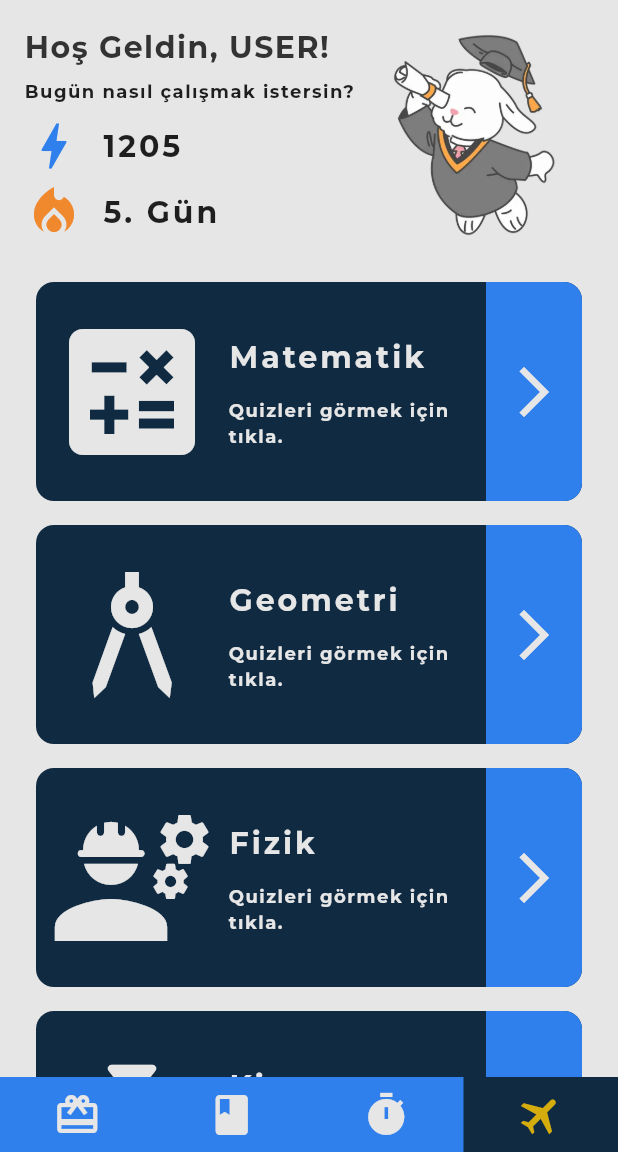
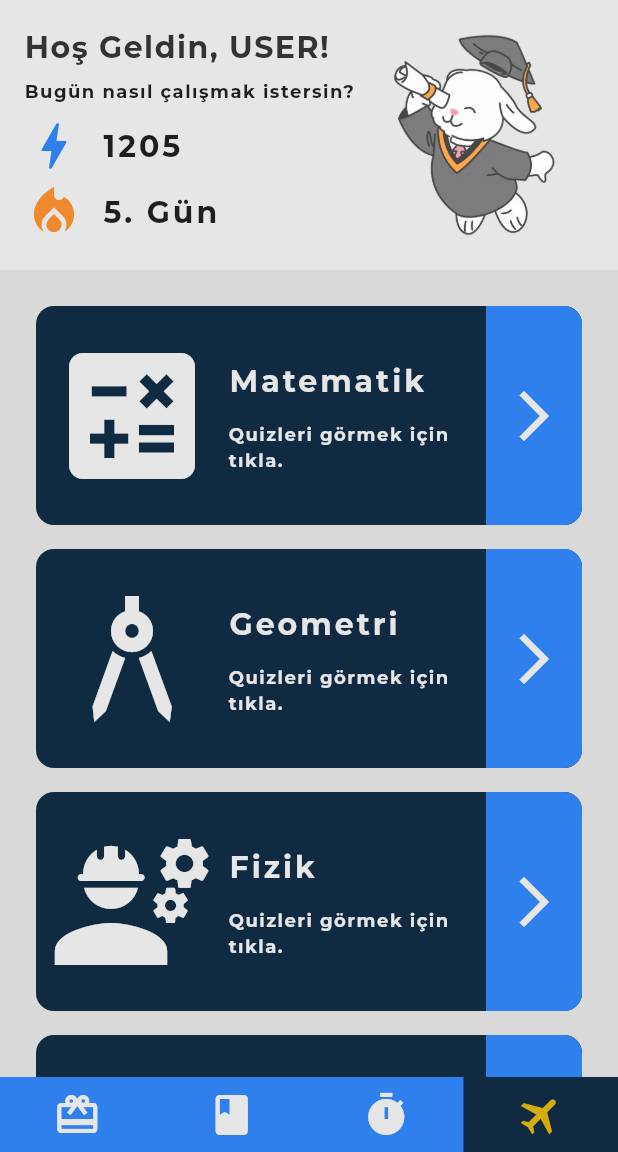
Before and after one commit to NisaDost/EduPilot, a Flutter app: the screen it shows after launch, on a phone screen of 412 x 824 dp, the part 84-1236 px from its top. Run offline on Flutter 3.47's test engine with Material 3 defaults, Android fonts, the phone set to English and light mode, and no system bars; our stand-ins replace firebase_core, flutter_riverpod, google_fonts, riverpod_annotation; accounts and stored records are empty; generated files the repository leaves out were written again.

Commit message:
add new color update bacground

```diff
--- a/edupilot/lib/screens/home/home_screen.dart
+++ b/edupilot/lib/screens/home/home_screen.dart
@@ -14,11 +14,13 @@ class HomeScreen extends ConsumerWidget {
     // final favLessons = ref.watch(favLessonsProvider);
 
     return SingleChildScrollView(
-      padding: const EdgeInsets.fromLTRB(16, 0, 16, 16),
       child: Column(
         children: [
           // Hoş Geldin ve hızlı bilgi ekranı
-          Row(
+          Container(
+            padding: const EdgeInsets.symmetric(horizontal: 16),
+            color: AppColors.backgroundColor,
+            child: Row(
               children: [
                 Column(
                   crossAxisAlignment: CrossAxisAlignment.start,
@@ -62,9 +64,11 @@ class HomeScreen extends ConsumerWidget {
                 ),
               ],
             ),
-
+          ),
           // ders kartları
-          ListView.builder(
+          Container(
+            padding: const EdgeInsets.all(16),
+            child: ListView.builder(
               shrinkWrap: true,
               physics: const NeverScrollableScrollPhysics(),
               itemCount: lessons.length,
@@ -77,6 +81,7 @@ class HomeScreen extends ConsumerWidget {
                 );
               }
             ),
+          ),
         ],
       ),
     );
--- a/edupilot/lib/screens/profile/profile_screen.dart
+++ b/edupilot/lib/screens/profile/profile_screen.dart
@@ -21,7 +21,7 @@ class _ProfileScreenState extends State<ProfileScreen> {
     return SingleChildScrollView(
       scrollDirection: Axis.vertical,
       child: Container(
-        color: const Color.fromRGBO(200, 200, 220, 1),
+        color: AppColors.backgroundAccent,
         child: Column(
           children: [
             // kişisel bilgiler + avatar
--- a/edupilot/lib/theme.dart
+++ b/edupilot/lib/theme.dart
@@ -6,6 +6,7 @@ class AppColors {
   static Color secondaryColor = const Color.fromRGBO(240, 136, 45, 1);
   static Color secondaryAccent = const Color.fromRGBO(179, 101, 34, 1);
   static Color backgroundColor = const Color.fromRGBO(230, 230, 230, 1);
+  static Color backgroundAccent = const Color.fromRGBO(217, 217, 217, 1);
   static Color titleColor = const Color.fromRGBO(51, 51, 51, 1);
   static Color textColor = const Color.fromRGBO(30, 30, 30, 1);
   static Color successColor = const Color.fromRGBO(52, 180, 57, 1);
@@ -20,7 +21,7 @@ ThemeData primaryTheme = ThemeData(
   ),
 
   // scaffold color
-  scaffoldBackgroundColor: AppColors.backgroundColor,
+  scaffoldBackgroundColor: AppColors.backgroundAccent,
 
   // app bar theme color
   appBarTheme: AppBarTheme(
```
Lines whose indentation alone changed are shown as unchanged.
